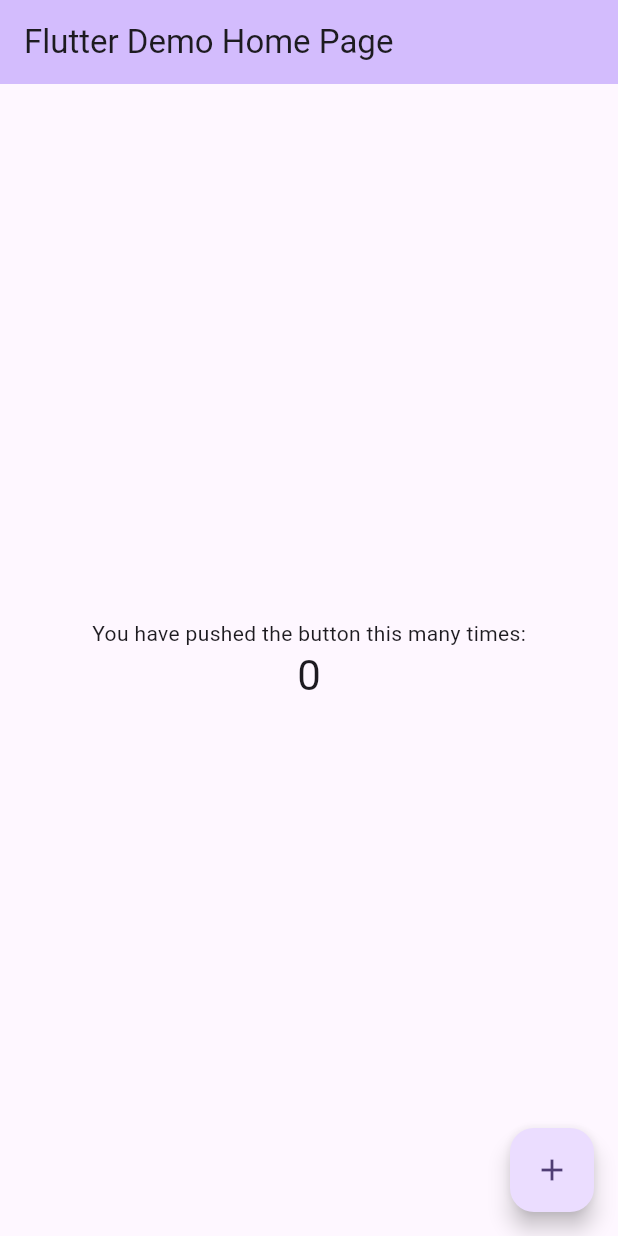
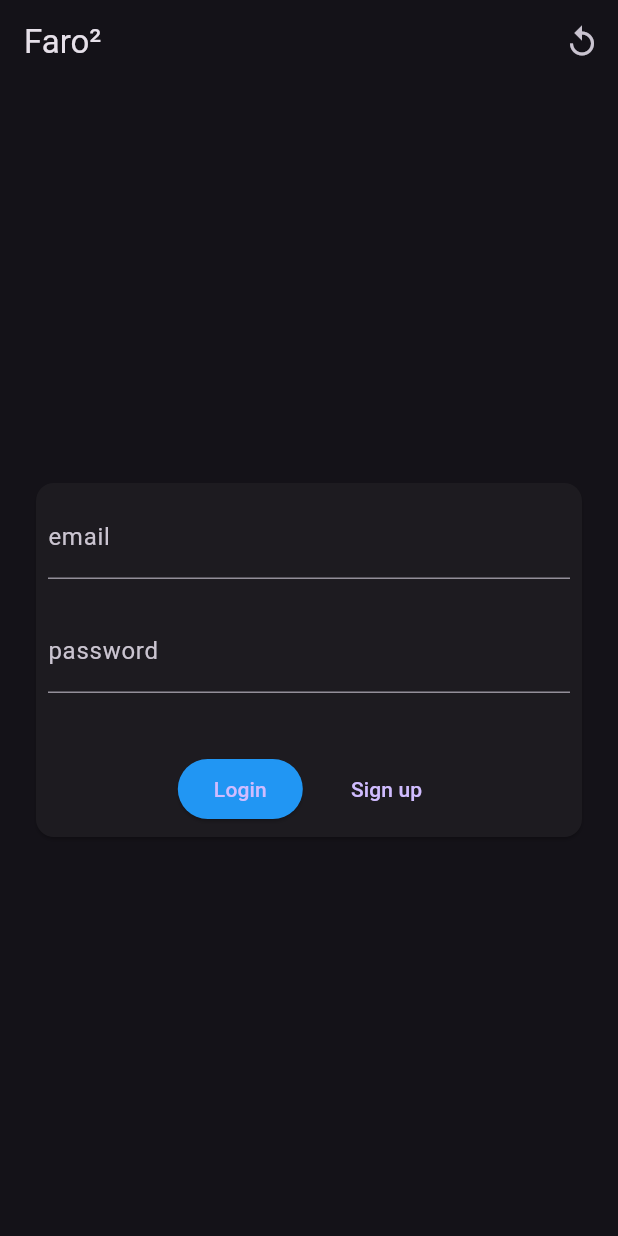
Before and after one commit to Akleodorion/faro, a Flutter app: the screen it shows after launch, on a phone screen of 412 x 824 dp. Run offline on Flutter 3.47's test engine with Material 2 defaults, Android fonts, the phone set to English and light mode, and no system bars; our stand-ins replace email_validator.

Commit message:
Mise en place de la méthode de connexion

```diff
--- a/lib/main.dart
+++ b/lib/main.dart
@@ -1,125 +1,40 @@
 import 'package:flutter/material.dart';
+
+import './screens/login_screen.dart';
+import './screens/home.dart';
 
 void main() {
   runApp(const MyApp());
 }
 
-class MyApp extends StatelessWidget {
+class MyApp extends StatefulWidget {
   const MyApp({super.key});
 
-  // This widget is the root of your application.
   @override
-  Widget build(BuildContext context) {
-    return MaterialApp(
-      title: 'Flutter Demo',
-      theme: ThemeData(
-        // This is the theme of your application.
-        //
-        // TRY THIS: Try running your application with "flutter run". You'll see
-        // the application has a blue toolbar. Then, without quitting the app,
-        // try changing the seedColor in the colorScheme below to Colors.green
-        // and then invoke "hot reload" (save your changes or press the "hot
-        // reload" button in a Flutter-supported IDE, or press "r" if you used
-        // the command line to start the app).
-        //
-        // Notice that the counter didn't reset back to zero; the application
-        // state is not lost during the reload. To reset the state, use hot
-        // restart instead.
-        //
-        // This works for code too, not just values: Most code changes can be
-        // tested with just a hot reload.
-        colorScheme: ColorScheme.fromSeed(seedColor: Colors.deepPurple),
-        useMaterial3: true,
-      ),
-      home: const MyHomePage(title: 'Flutter Demo Home Page'),
-    );
-  }
+  State<MyApp> createState() => _MyAppState();
 }
 
-class MyHomePage extends StatefulWidget {
-  const MyHomePage({super.key, required this.title});
+class _MyAppState extends State<MyApp> {
+  bool isLoggedIn = false;
 
-  // This widget is the home page of your application. It is stateful, meaning
-  // that it has a State object (defined below) that contains fields that affect
-  // how it looks.
-
-  // This class is the configuration for the state. It holds the values (in this
-  // case the title) provided by the parent (in this case the App widget) and
-  // used by the build method of the State. Fields in a Widget subclass are
-  // always marked "final".
-
-  final String title;
-
-  @override
-  State<MyHomePage> createState() => _MyHomePageState();
-}
-
-class _MyHomePageState extends State<MyHomePage> {
-  int _counter = 0;
-
-  void _incrementCounter() {
+  void _setLoggedStatus() {
     setState(() {
-      // This call to setState tells the Flutter framework that something has
-      // changed in this State, which causes it to rerun the build method below
-      // so that the display can reflect the updated values. If we changed
-      // _counter without calling setState(), then the build method would not be
-      // called again, and so nothing would appear to happen.
-      _counter++;
+      isLoggedIn = !isLoggedIn;
+      print(isLoggedIn);
     });
   }
 
   @override
   Widget build(BuildContext context) {
-    // This method is rerun every time setState is called, for instance as done
-    // by the _incrementCounter method above.
-    //
-    // The Flutter framework has been optimized to make rerunning build methods
-    // fast, so that you can just rebuild anything that needs updating rather
-    // than having to individually change instances of widgets.
-    return Scaffold(
-      appBar: AppBar(
-        // TRY THIS: Try changing the color here to a specific color (to
-        // Colors.amber, perhaps?) and trigger a hot reload to see the AppBar
-        // change color while the other colors stay the same.
-        backgroundColor: Theme.of(context).colorScheme.inversePrimary,
-        // Here we take the value from the MyHomePage object that was created by
-        // the App.build method, and use it to set our appbar title.
-        title: Text(widget.title),
-      ),
-      body: Center(
-        // Center is a layout widget. It takes a single child and positions it
-        // in the middle of the parent.
-        child: Column(
-          // Column is also a layout widget. It takes a list of children and
-          // arranges them vertically. By default, it sizes itself to fit its
-          // children horizontally, and tries to be as tall as its parent.
-          //
-          // Column has various properties to control how it sizes itself and
-          // how it positions its children. Here we use mainAxisAlignment to
-          // center the children vertically; the main axis here is the vertical
-          // axis because Columns are vertical (the cross axis would be
-          // horizontal).
-          //
-          // TRY THIS: Invoke "debug painting" (choose the "Toggle Debug Paint"
-          // action in the IDE, or press "p" in the console), to see the
-          // wireframe for each widget.
-          mainAxisAlignment: MainAxisAlignment.center,
-          children: <Widget>[
-            const Text(
-              'You have pushed the button this many times:',
-            ),
-            Text(
-              '$_counter',
-              style: Theme.of(context).textTheme.headlineMedium,
-            ),
-          ],
-        ),
-      ),
-      floatingActionButton: FloatingActionButton(
-        onPressed: _incrementCounter,
-        tooltip: 'Increment',
-        child: const Icon(Icons.add),
-      ), // This trailing comma makes auto-formatting nicer for build methods.
+    Widget content = LoginScreen(
+      onLogStatusChange: _setLoggedStatus,
     );
+    if (isLoggedIn) {
+      content = const HomeScreen();
+    }
+    return MaterialApp(
+        theme: ThemeData.dark(useMaterial3: true),
+        title: 'Faro²',
+        home: content);
   }
 }
--- /dev/null
+++ b/lib/screens/login_screen.dart
@@ -0,0 +1,24 @@
+import 'package:flutter/material.dart';
+import '../widgets/registration/login_card.dart';
+
+class LoginScreen extends StatelessWidget {
+  const LoginScreen({super.key, required this.onLogStatusChange});
+
+  final void Function() onLogStatusChange;
+
+  @override
+  Widget build(BuildContext context) {
+    return Scaffold(
+      appBar: AppBar(
+        title: const Text('Faro²'),
+        actions: [
+          IconButton(
+            onPressed: () {},
+            icon: const Icon(Icons.replay_outlined),
+          )
+        ],
+      ),
+      body: LoginCard(onLogStatusChange: onLogStatusChange),
+    );
+  }
+}
--- /dev/null
+++ b/lib/widgets/registration/login_card.dart
@@ -0,0 +1,213 @@
+import 'package:flutter/material.dart';
+import 'dart:convert';
+import 'package:http/http.dart' as http;
+import '../registration/text_registration_field.dart';
+
+class LoginCard extends StatefulWidget {
+  const LoginCard({super.key, required this.onLogStatusChange});
+
+  final void Function() onLogStatusChange;
+
+  @override
+  State<LoginCard> createState() {
+    return _LoginCardState();
+  }
+}
+
+class _LoginCardState extends State<LoginCard> {
+  final _formKey = GlobalKey<FormState>();
+  bool _isLogin = true;
+  bool _isLoading = false;
+  String token = '';
+  String _enteredEmail = '';
+  String _enteredName = '';
+  String _enteredPassword = '';
+
+  void _snackBarMessage(data) {
+    ScaffoldMessenger.of(context).clearSnackBars();
+    ScaffoldMessenger.of(context).showSnackBar(
+      SnackBar(
+        content: Text(data['status']["message"]),
+      ),
+    );
+  }
+
+  void _setEnteredValue(String value, String identifier) {
+    if (identifier == 'email') {
+      _enteredEmail = value;
+    }
+    if (identifier == 'password') {
+      _enteredPassword = value;
+    }
+    if (identifier == 'name') {
+      _enteredName = value;
+    }
+  }
+
+  void _loginRequestion(String enteredEmail, String enteredPassword) async {
+    setState(() {
+      // on affiche un loading spiner et désactive les boutons le temps de la requête.
+      _isLoading = true;
+    });
+
+    // je fais la requête de connexion
+    final url = Uri.parse('http://localhost:3001/login');
+    final response = await http.post(
+      url,
+      headers: {'content-type': 'application/json'},
+      body: json.encode({
+        "user": {
+          "email": enteredEmail,
+          "password": enteredPassword,
+        }
+      }),
+    );
+
+    setState(() {
+      _isLoading = false;
+    });
+
+    if (!context.mounted) {
+      return;
+    }
+    final data = json.decode(response.body);
+
+    // affichage du status de la requête
+    if (response.statusCode >= 400) {
+      _snackBarMessage(data);
+      return;
+    } else {
+      _snackBarMessage(data);
+      widget.onLogStatusChange();
+    }
+  }
+
+  void _createUserAccount() async {
+    // Récupérer les données users
+
+    if (_formKey.currentState!.validate()) {
+      _formKey.currentState!.save();
+    } else {
+      return;
+    }
+
+    // afficher l'attente coté user
+    setState(() {
+      _isLoading = true;
+    });
+
+    // faire la requête POST et attendre la réponse
+    final url = Uri.parse('http://localhost:3001/signup');
+    final response = await http.post(
+      url,
+      headers: {'content-type': 'application/json'},
+      body: json.encode(
+        {
+          'user': {
+            'email': _enteredEmail,
+            'password': _enteredPassword,
+            'name': _enteredName,
+          }
+        },
+      ),
+    );
+
+    setState(() {
+      _isLoading = false;
+    });
+    // Si positive rediriger vers la page home
+    final data = json.decode(response.body);
+
+    if (!context.mounted) {
+      return;
+    }
+
+    if (response.statusCode >= 400) {
+      _snackBarMessage(data);
+      return;
+    } else {
+      _snackBarMessage(data);
+    }
+
+    _loginRequestion(_enteredEmail, _enteredPassword);
+  }
+
+  void _userLogin() async {
+    // Je récupère les entrées utilisateurs
+    if (_formKey.currentState!.validate()) {
+      _formKey.currentState!.save();
+    } else {
+      return;
+    }
+
+    _loginRequestion(_enteredEmail, _enteredPassword);
+  }
+
+  @override
+  Widget build(BuildContext context) {
+    return Center(
+      child: Padding(
+        padding: const EdgeInsets.symmetric(horizontal: 20),
+        child: Card(
+          child: Padding(
+            padding: const EdgeInsets.all(8.0),
+            child: Form(
+                key: _formKey,
+                child: Column(
+                  mainAxisSize: MainAxisSize.min,
+                  crossAxisAlignment: CrossAxisAlignment.center,
+                  children: [
+                    TextRegistrationField(
+                        enteredValue: _enteredEmail,
+                        onValidate: _setEnteredValue,
+                        fieldType: 'email'),
+                    const SizedBox(height: 20),
+                    TextRegistrationField(
+                        enteredValue: _enteredPassword,
+                        onValidate: _setEnteredValue,
+                        fieldType: 'password'),
+                    const SizedBox(height: 20),
+                    if (!_isLogin)
+                      TextRegistrationField(
+                          enteredValue: _enteredName,
+                          onValidate: _setEnteredValue,
+                          fieldType: 'name'),
+                    const SizedBox(
+                      height: 20,
+                    ),
+                    Row(
+                      mainAxisSize: MainAxisSize.min,
+                      children: [
+                        _isLoading
+                            ? const CircularProgressIndicator()
+                            : ElevatedButton(
+                                onPressed:
+                                    _isLogin ? _userLogin : _createUserAccount,
+                                style: ElevatedButton.styleFrom(
+                                    backgroundColor: Colors.blue),
+                                child:
+                                    Text(_isLogin ? 'Login' : 'Create account'),
+                              ),
+                        const SizedBox(
+                          width: 20,
+                        ),
+                        TextButton(
+                          onPressed: _isLoading
+                              ? null
+                              : () {
+                                  setState(() {
+                                    _isLogin = !_isLogin;
+                                  });
+                                },
+                          child: Text(_isLogin ? 'Sign up' : 'Sign in'),
+                        )
+                      ],
+                    ),
+                  ],
+                )),
+          ),
+        ),
+      ),
+    );
+  }
+}
--- /dev/null
+++ b/lib/widgets/registration/text_registration_field.dart
@@ -0,0 +1,80 @@
+import 'package:flutter/material.dart';
+import 'package:email_validator/email_validator.dart';
+
+class TextRegistrationField extends StatelessWidget {
+  const TextRegistrationField(
+      {super.key,
+      required this.enteredValue,
+      required this.onValidate,
+      required this.fieldType});
+
+  final String enteredValue;
+  final String fieldType;
+  final void Function(String value, String identifier) onValidate;
+  @override
+  Widget build(BuildContext context) {
+    final RegExp regexp = RegExp(r'^[\w-\.]+@([\w-]+\.)+[\w-]{2,4}$');
+
+    Widget content = TextFormField(
+      initialValue: enteredValue,
+      autocorrect: true,
+      keyboardType: TextInputType.text,
+      decoration: InputDecoration(
+        label: Text(fieldType),
+      ),
+      validator: (value) {
+        if (value == null || value.trim() == '') {
+          return 'Please enter a non null value';
+        }
+        return null;
+      },
+      onSaved: (newValue) {
+        onValidate(newValue!, fieldType);
+      },
+    );
+
+    if (fieldType == 'password') {
+      content = TextFormField(
+        initialValue: enteredValue,
+        obscureText: true,
+        autocorrect: false,
+        keyboardType: TextInputType.text,
+        decoration: InputDecoration(
+          label: Text(fieldType),
+        ),
+        validator: (value) {
+          if (value == null || value.trim() == '' || value.trim().length < 6) {
+            return 'Enter a valid password min 6 chars.';
+          }
+          return null;
+        },
+        onSaved: (newValue) {
+          onValidate(newValue!, fieldType);
+        },
+      );
+    }
+
+    if (fieldType == 'email') {
+      content = TextFormField(
+        initialValue: enteredValue,
+        decoration: InputDecoration(
+          label: Text(fieldType),
+        ),
+        autocorrect: false,
+        keyboardType: TextInputType.emailAddress,
+        validator: (value) {
+          if (!EmailValidator.validate(value!) || !regexp.hasMatch(value)) {
+            return 'Enter a valid email';
+          }
+
+          return null;
+        },
+        onSaved: (newValue) {
+          onValidate(newValue!, fieldType);
+        },
+      );
+    }
+
+    return content;
+  }
+}
--- a/pubspec.yaml
+++ b/pubspec.yaml
@@ -35,6 +35,8 @@ dependencies:
   # The following adds the Cupertino Icons font to your application.
   # Use with the CupertinoIcons class for iOS style icons.
   cupertino_icons: ^1.0.2
+  http: ^1.1.0
+  email_validator: ^2.1.17
 
 dev_dependencies:
   flutter_test:
@@ -59,8 +61,8 @@ flutter:
   uses-material-design: true
 
   # To add assets to your application, add an assets section, like this:
-  # assets:
-  #   - images/a_dot_burr.jpeg
+  assets:
+    - assets/images/flyers.jpg
   #   - images/a_dot_ham.jpeg
 
   # An image asset can refer to one or more resolution-specific "variants", see
```
Also changed, not shown: lib/screens/home.dart (added, +17 -0 lines), lib/widgets/registration/email_registration_fields.dart (added, +31 -0 lines), lib/widgets/registration/password_registration_field.dart (added, +34 -0 lines), assets/images/flyers.jpg (added), pubspec.lock, 1 other file.
